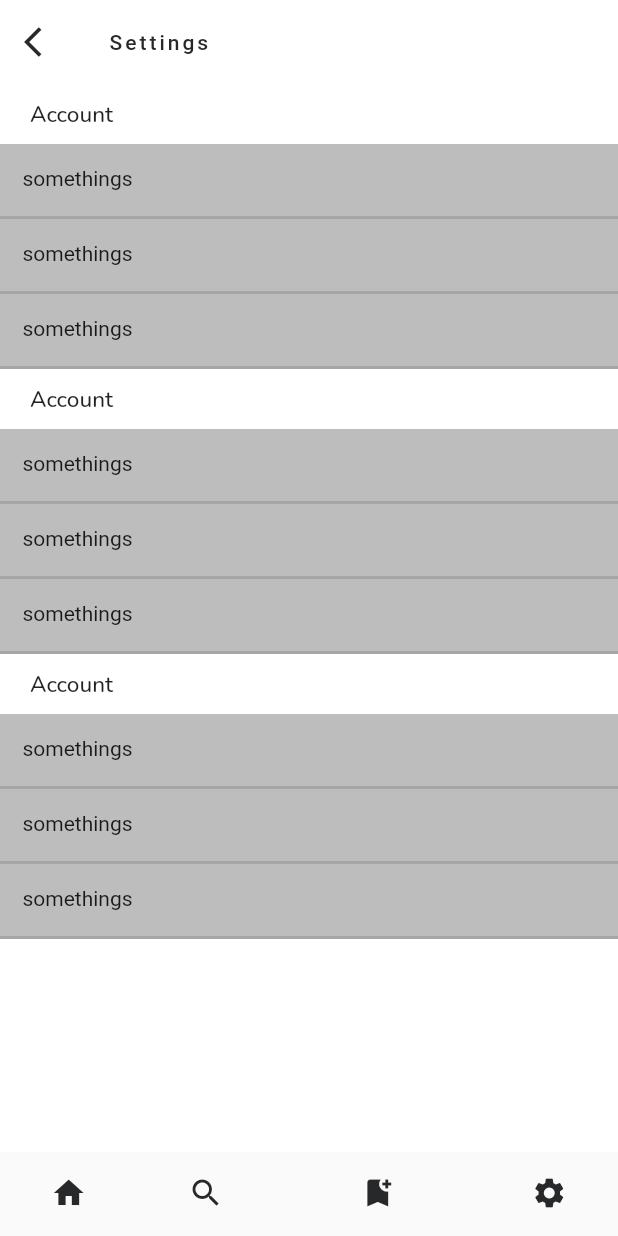
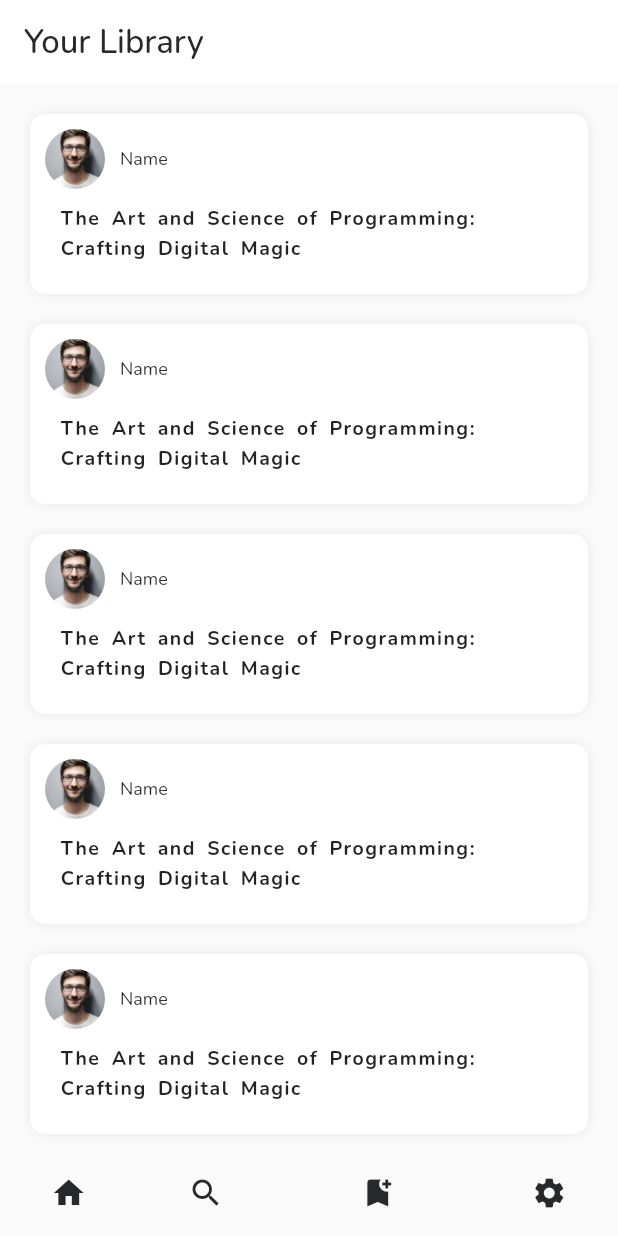
Before and after one commit to Celestial00/In-Sight-App, a Flutter app: the screen it shows after launch, item 3 of the bottom bar chosen, on a phone screen of 412 x 824 dp. Run offline on Flutter 3.47's test engine with Material 2 defaults, Android fonts, the phone set to English and light mode, and no system bars; our stand-ins replace google_fonts; missing offline and left inert: dart:js_interop; Roboto replaces fonts that are missing (Nunitor).

Commit message:
Ui complete

```diff
--- /dev/null
+++ b/lib/components/Book_Mark_Card.dart
@@ -0,0 +1,63 @@
+import 'dart:ui';
+
+import 'package:flutter/material.dart';
+import 'package:insight/Constants/Color.dart';
+
+class BookMarkCard extends StatelessWidget {
+  const BookMarkCard({super.key});
+
+  @override
+  Widget build(BuildContext context) {
+    return Padding(
+      padding: EdgeInsets.symmetric(vertical: 10),
+      child: Container(
+        width: 450,
+        height: 120,
+        decoration: BoxDecoration(
+            borderRadius: BorderRadius.circular(10),
+            color: Colors.white,
+            boxShadow: [BoxShadow(color: Color(0xffe8e8e8), blurRadius: 5.0)]),
+        child: Padding(
+          padding: EdgeInsets.symmetric(horizontal: 10, vertical: 10),
+          child: Column(
+            children: [
+              Row(
+                children: [
+                  Container(
+                    width: 40,
+                    height: 40,
+                    decoration: BoxDecoration(
+                        image: DecorationImage(
+                            image: AssetImage('assets/dp.jpg'),
+                            fit: BoxFit.cover),
+                        borderRadius: BorderRadius.circular(50)),
+                  ),
+                  SizedBox(
+                    width: 10,
+                  ),
+                  Text(
+                    "Name",
+                    style: TextStyle(fontFamily: 'nunito', fontSize: 12),
+                  )
+                ],
+              ),
+              Padding(
+                padding: EdgeInsets.symmetric(horizontal: 10, vertical: 10),
+                child: Text(
+                  "The Art and Science of Programming: Crafting Digital Magic",
+                  style: TextStyle(
+                      fontSize: 13,
+                      letterSpacing: 1,
+                      height: 1.5,
+                      wordSpacing: 3,
+                      fontFamily: 'nunito',
+                      fontWeight: FontWeight.bold),
+                ),
+              ),
+            ],
+          ),
+        ),
+      ),
+    );
+  }
+}
--- a/lib/main.dart
+++ b/lib/main.dart
@@ -1,6 +1,8 @@
 import 'package:flutter/material.dart';
 import 'package:insight/Constants/Color.dart';
+import 'package:insight/views/Article_Editor.dart';
 import 'package:insight/views/Home_Page.dart';
+import 'package:insight/views/Saved_Articles.dart';
 import 'package:insight/views/Search%20_Page.dart';
 import 'package:insight/views/Settings_Page.dart';
 import 'package:insight/views/auth/Sign_Up.dart';
@@ -19,7 +21,12 @@ class MyApp extends StatefulWidget {
 
 class _MyAppState extends State<MyApp> {
   int _index = 0;
-  final List PageList = [HomePage(), const SearchPage(), const SettingsPage()];
+  final List PageList = [
+    const HomePage(),
+    const SearchPage(),
+    const SavedArticlePage(),
+    const SettingsPage()
+  ];
   bool isSignedIn = false;
 
   void ChangePage(int index) {
@@ -74,3 +81,5 @@ class _MyAppState extends State<MyApp> {
     );
   }
 }
+
+// PageList[_index]
--- a/lib/views/Article_Page.dart
+++ b/lib/views/Article_Page.dart
@@ -45,7 +45,7 @@ class _ArticlePageState extends State<ArticlePage> {
                     letterSpacing: 1,
                     height: 1.5,
                     wordSpacing: 3,
-                    fontFamily: 'nunito',
+                    fontFamily: "Nunito",
                     fontWeight: FontWeight.bold),
               ),
             ),
@@ -71,7 +71,7 @@ class _ArticlePageState extends State<ArticlePage> {
                             "name",
                             style: TextStyle(
                               fontSize: 12,
-                              fontFamily: 'nunito',
+                              fontFamily: "Nunito",
                             ),
                           ))
                     ],
@@ -83,7 +83,7 @@ class _ArticlePageState extends State<ArticlePage> {
                       "2 hr",
                       style: TextStyle(
                         fontSize: 12,
-                        fontFamily: 'nunito',
+                        fontFamily: "Nunito",
                       ),
                     ))
               ],
--- /dev/null
+++ b/lib/views/Saved_Articles.dart
@@ -0,0 +1,43 @@
+import 'package:flutter/material.dart';
+import 'package:insight/Constants/Color.dart';
+import 'package:insight/components/Book_Mark_Card.dart';
+
+class SavedArticlePage extends StatefulWidget {
+  const SavedArticlePage({super.key});
+
+  @override
+  State<SavedArticlePage> createState() => _SavedArticlePageState();
+}
+
+class _SavedArticlePageState extends State<SavedArticlePage> {
+  @override
+  Widget build(BuildContext context) {
+    return Scaffold(
+      appBar: AppBar(
+        title: Text(
+          "Your Library ",
+          style:
+              TextStyle(fontFamily: "Nunito", fontSize: 22, color: Sec_Color),
+        ),
+        backgroundColor: Colors.white,
+        elevation: 0,
+      ),
+      body: SingleChildScrollView(
+        child: Padding(
+          padding: EdgeInsets.symmetric(horizontal: 20, vertical: 10),
+          child: Column(
+            children: [
+              BookMarkCard(),
+              BookMarkCard(),
+              BookMarkCard(),
+              BookMarkCard(),
+              BookMarkCard(),
+              BookMarkCard(),
+              BookMarkCard(),
+            ],
+          ),
+        ),
+      ),
+    );
+  }
+}
--- a/lib/views/Settings_Page.dart
+++ b/lib/views/Settings_Page.dart
@@ -19,17 +19,9 @@ class _SettingsPageState extends State<SettingsPage> {
         backgroundColor: Colors.white,
         title: Text(
           "Settings",
-          style: TextStyle(
-              fontFamily: 'Nunitor',
-              fontSize: 14,
-              letterSpacing: 2,
-              color: Sec_Color),
+          style: TextStyle(color: Sec_Color, fontFamily: "Nunito"),
         ),
         elevation: 0,
-        leading: Icon(
-          Icons.arrow_back_ios,
-          color: Sec_Color,
-        ),
       ),
       body: SingleChildScrollView(
         child: Column(
@@ -41,10 +33,9 @@ class _SettingsPageState extends State<SettingsPage> {
               child: Text(
                 "Account",
                 style: TextStyle(
-                  fontSize: 15,
-                  fontWeight: FontWeight.w500,
-                  fontFamily: 'nunito',
-                ),
+                    fontSize: 15,
+                    fontWeight: FontWeight.w500,
+                    fontFamily: "Nunito"),
               ),
             ),
             SettingsTile(
@@ -63,7 +54,7 @@ class _SettingsPageState extends State<SettingsPage> {
                 style: TextStyle(
                   fontSize: 15,
                   fontWeight: FontWeight.w500,
-                  fontFamily: 'nunito',
+                  fontFamily: "Nunito",
                 ),
               ),
             ),
@@ -81,10 +72,9 @@ class _SettingsPageState extends State<SettingsPage> {
               child: Text(
                 "Account",
                 style: TextStyle(
-                  fontSize: 15,
-                  fontWeight: FontWeight.w500,
-                  fontFamily: 'nunito',
-                ),
+                    fontSize: 15,
+                    fontWeight: FontWeight.w500,
+                    fontFamily: "Nunito"),
               ),
             ),
             SettingsTile(
```
Also changed, not shown: lib/views/Article_Editor.dart (added, +107 -0 lines), lib/views/Home_Page.dart (+8 -1 lines), lib/views/Search _Page.dart (+43 -3 lines).
